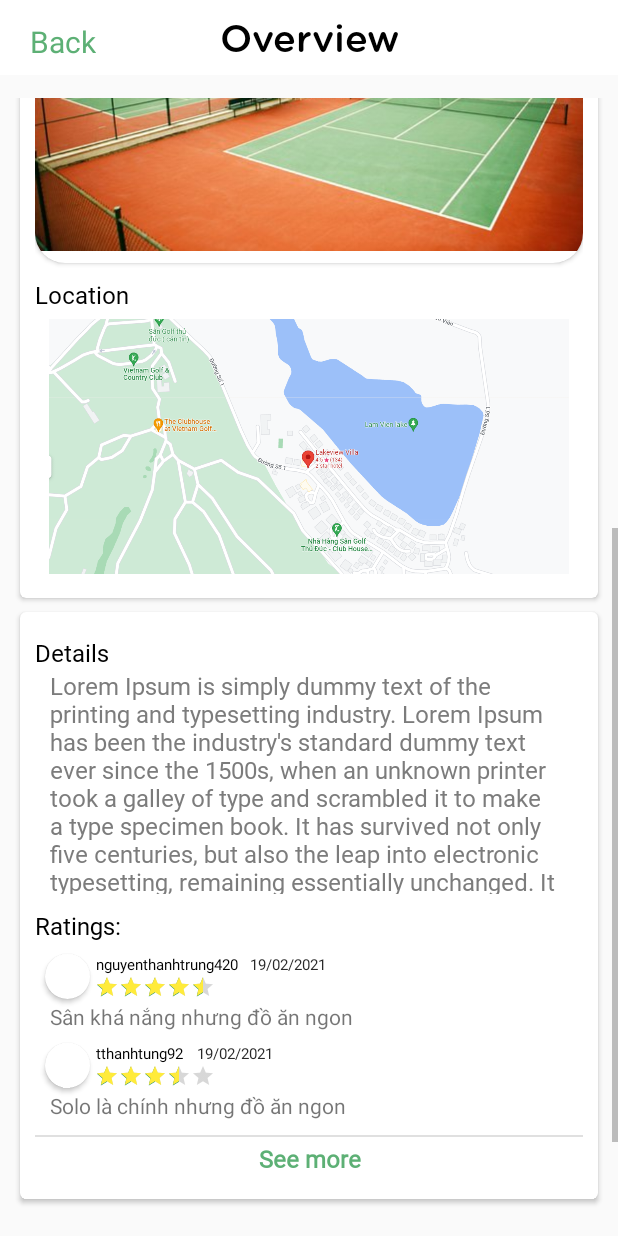
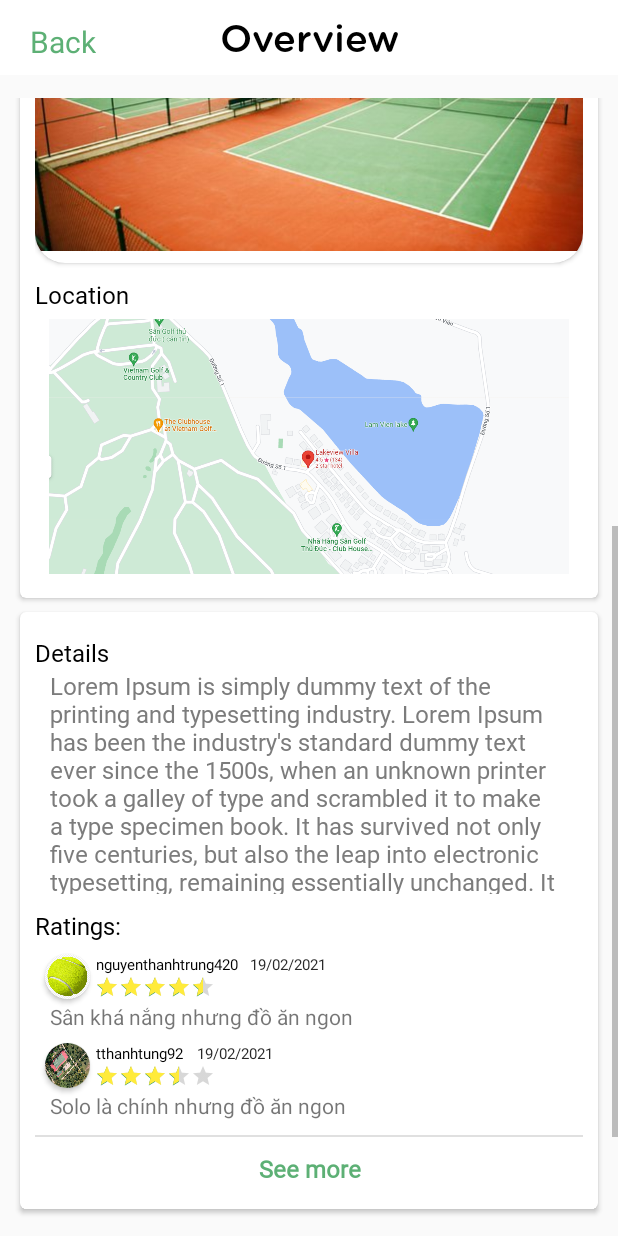
Before and after one commit to sonyrich/tennis-booking, an Android app: the DateBookingActivity screen opened directly, with no data from a screen before it, scrolled down 530 dp, on a phone screen of 412 x 824 dp. Run offline under Robolectric (Android 15) with nearby library versions, the light colour scheme and no system bars.

Commit message:
Update activity_date_booking.xml
sửa lại 1 chút

```diff
--- a/app/src/main/res/layout/activity_date_booking.xml
+++ b/app/src/main/res/layout/activity_date_booking.xml
@@ -272,7 +272,7 @@
                                     android:layout_width="30dp"
                                     android:layout_height="30dp"
                                     android:scaleType="fitXY"
-                                    tools:src="@drawable/logo" />
+                                    android:src="@drawable/logo" />
 
                             </androidx.cardview.widget.CardView>
 
@@ -350,7 +350,7 @@
                                     android:layout_width="30dp"
                                     android:layout_height="30dp"
                                     android:scaleType="fitXY"
-                                    tools:src="@drawable/tennis_courts_7" />
+                                    android:src="@drawable/tennis_courts_7" />
 
                             </androidx.cardview.widget.CardView>
 
@@ -416,7 +416,7 @@
                         <TextView
                             android:layout_width="match_parent"
                             android:layout_height="match_parent"
-                            android:layout_marginTop="3dp"
+                            android:layout_marginTop="10dp"
                             android:drawablePadding="0dp"
                             android:focusable="false"
                             android:fontFamily="@font/calibri"
```
